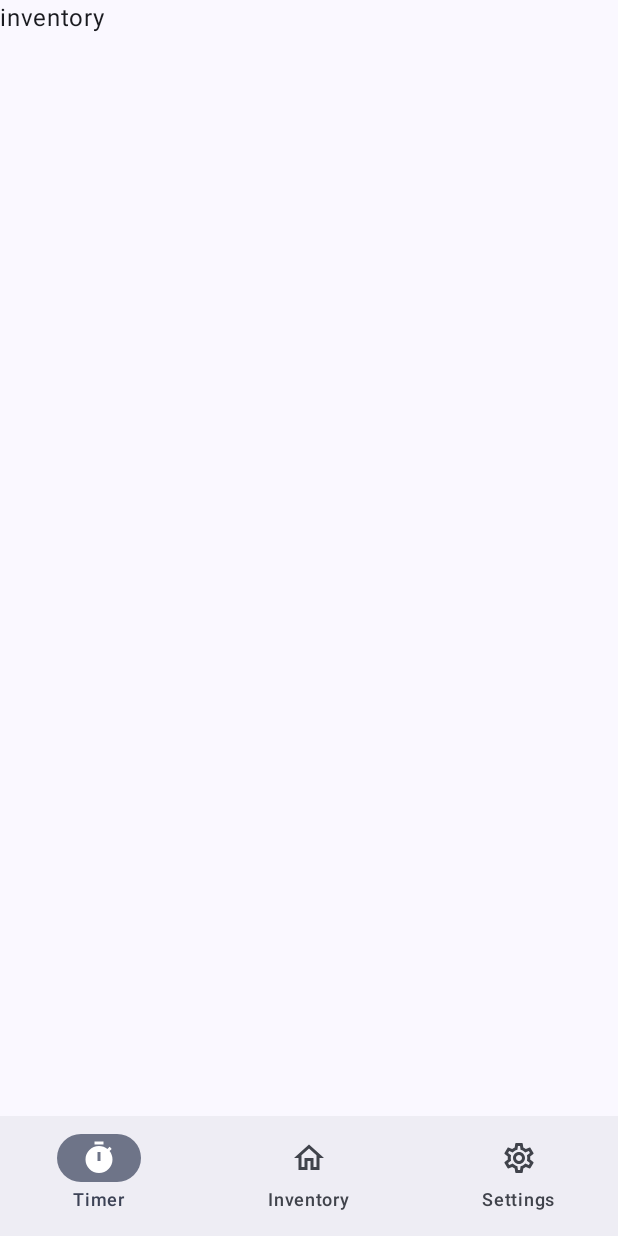
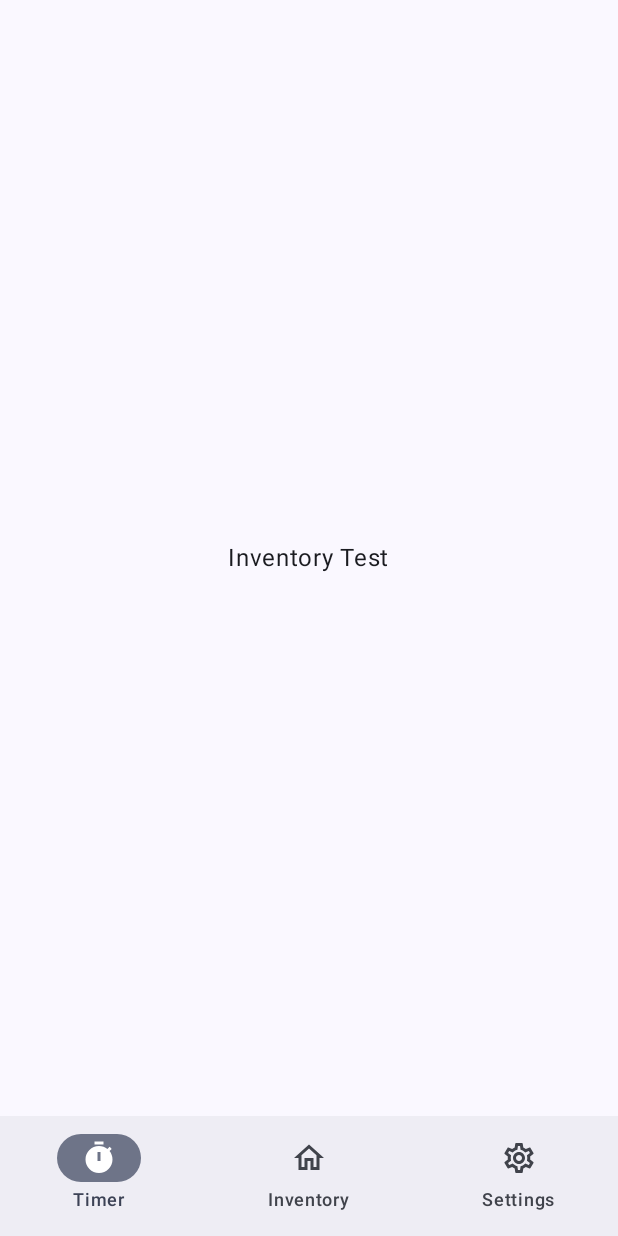
Before and after one commit to ostap-khomiak/PomidoroTimer, an Android app built with Jetpack Compose: the inventory screen opened through its navigation route, on a phone screen of 412 x 824 dp. Run offline under Robolectric (Android 15) with nearby library versions, the phone set to English and light mode, and no system bars.

Commit message:
feat: Add basic inventory template

```diff
--- /dev/null
+++ b/app/src/main/java/com/ostapkhomiak/pomidorotimer/presentation/inventory/Inventory.kt
@@ -0,0 +1,27 @@
+package com.ostapkhomiak.pomidorotimer.presentation.inventory
+
+import androidx.compose.foundation.layout.Box
+import androidx.compose.foundation.layout.fillMaxSize
+import androidx.compose.foundation.layout.padding
+import androidx.compose.material3.Text
+import androidx.compose.runtime.Composable
+import androidx.compose.ui.Alignment
+import androidx.compose.ui.Modifier
+import androidx.compose.ui.unit.dp
+
+
+// visual appearance of Inventory
+
+@Composable
+fun ShowInventory() {
+    Box(
+        modifier = Modifier
+            .fillMaxSize()
+            .padding(16.dp),
+        contentAlignment = Alignment.Center
+    ) {
+        Text("Inventory Test")
+
+    }
+
+}
--- a/app/src/main/java/com/ostapkhomiak/pomidorotimer/presentation/navigation/Navigation.kt
+++ b/app/src/main/java/com/ostapkhomiak/pomidorotimer/presentation/navigation/Navigation.kt
@@ -25,6 +25,7 @@ import androidx.navigation.NavController
 import androidx.navigation.compose.NavHost
 import androidx.navigation.compose.composable
 import androidx.navigation.compose.rememberNavController
+import com.ostapkhomiak.pomidorotimer.presentation.inventory.ShowInventory
 import com.ostapkhomiak.pomidorotimer.presentation.timer.ShowTimer
 
 @Composable
@@ -40,7 +41,7 @@ fun NavigationInit() {
             modifier = Modifier.padding(innerPadding)
         ) {
             composable(Screen.Timer.route) { ShowTimer() }
-            composable(Screen.Inventory.route) { Text("inventory") }
+            composable(Screen.Inventory.route) { ShowInventory() }
             composable(Screen.Settings.route) { Text("settings") }
 
         }
```
Also changed, not shown: app/src/main/java/com/ostapkhomiak/pomidorotimer/presentation/inventory/Tomato.kt (added, +14 -0 lines).
